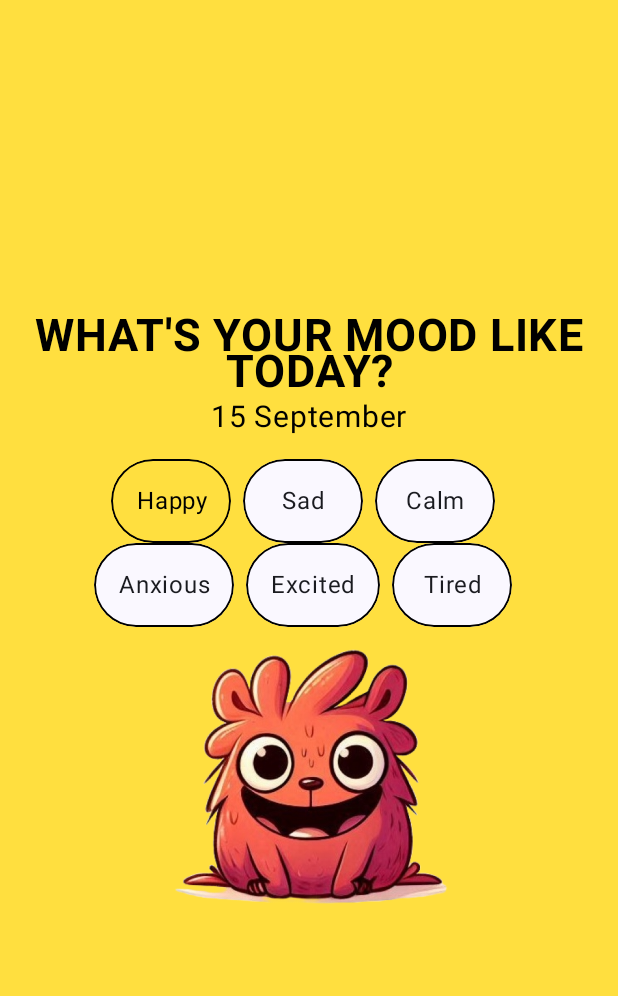
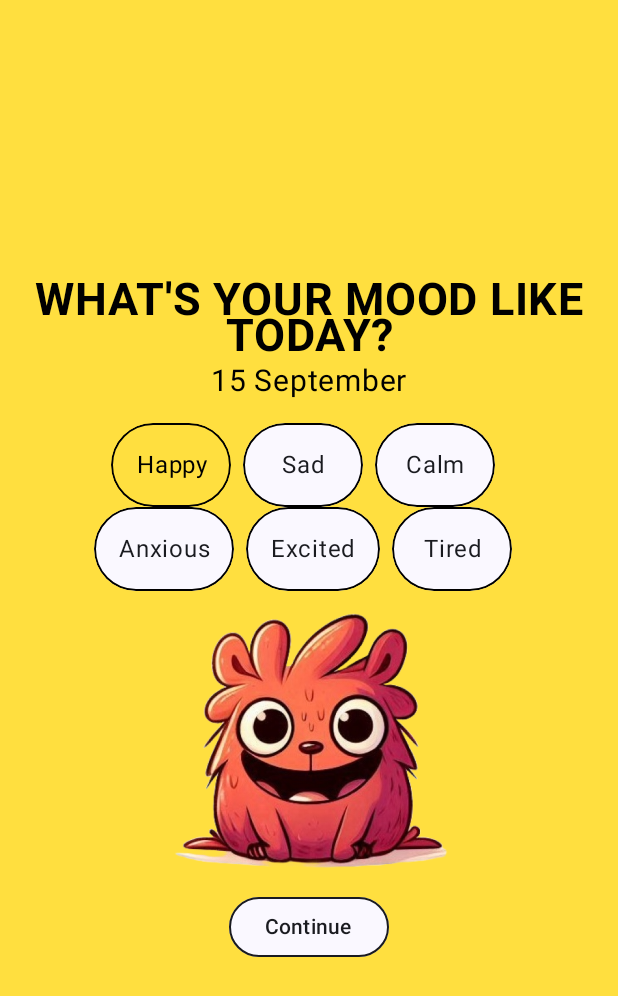
Before and after one commit to pabloboo/MoodRhythm, an Android app built with Jetpack Compose: the screen it shows after launch (MainActivity), on a phone screen of 412 x 824 dp. Shown: the top 996 px of the screen. Run offline under Robolectric (Android 15) with nearby library versions, the phone set to English and light mode, and no system bars.

Commit message:
Mood playlist recommendation screen

```diff
--- a/app/build.gradle.kts
+++ b/app/build.gradle.kts
@@ -59,6 +59,9 @@ dependencies {
     implementation(libs.androidx.ui.graphics)
     implementation(libs.androidx.ui.tooling.preview)
     implementation(libs.androidx.material3)
+    implementation(libs.androidx.appcompat)
+    implementation(libs.material)
+    implementation(libs.androidx.activity)
     testImplementation(libs.junit)
     androidTestImplementation(libs.androidx.junit)
     androidTestImplementation(libs.androidx.espresso.core)
--- a/app/src/main/AndroidManifest.xml
+++ b/app/src/main/AndroidManifest.xml
@@ -13,6 +13,11 @@
         android:theme="@style/Theme.MoodRhythm"
         tools:targetApi="31">
         <activity
+            android:name=".ResultsActivity"
+            android:exported="false"
+            android:label="@string/title_activity_results"
+            android:theme="@style/Theme.MoodRhythm" />
+        <activity
             android:name=".MainActivity"
             android:exported="true"
             android:label="@string/app_name"
--- a/app/src/main/java/com/moodrhythm/Emotion.kt
+++ /dev/null
@@ -1,23 +0,0 @@
-package com.moodrhythm
-
-import androidx.compose.ui.graphics.Color
-import com.moodrhythm.ui.theme.*
-
-data class Emotion(
-    val id: Int,
-    val name: Int,
-    val color: Color,
-    val textColor: Color,
-    val imageId: Int,
-    val whiteImageId: Int
-)
-
-// Predefined list of emotions
-val emotions = listOf(
-    Emotion(0, R.string.happy, HappyColor, Color.Black, R.drawable.happy_icon, R.drawable.happy_icon_white),
-    Emotion(1, R.string.sad, SadColor, Color.White, R.drawable.sad_icon, R.drawable.sad_icon_white),
-    Emotion(2, R.string.calm, CalmColor, Color.Black, R.drawable.calm_icon, R.drawable.calm_icon_white),
-    Emotion(3, R.string.anxious, AnxiousColor, Color.White, R.drawable.anxious_icon, R.drawable.anxious_icon_white),
-    Emotion(4, R.string.excited, ExcitedColor, Color.White, R.drawable.excited_icon, R.drawable.excited_icon_white),
-    Emotion(5, R.string.tired, TiredColor, Color.White, R.drawable.tired_icon, R.drawable.tired_icon_white)
-)
--- a/app/src/main/java/com/moodrhythm/MainActivity.kt
+++ b/app/src/main/java/com/moodrhythm/MainActivity.kt
@@ -1,5 +1,6 @@
 package com.moodrhythm
 
+import android.content.Intent
 import android.os.Build
 import android.os.Bundle
 import androidx.activity.ComponentActivity
@@ -18,6 +19,8 @@ import androidx.compose.foundation.layout.fillMaxSize
 import androidx.compose.foundation.layout.padding
 import androidx.compose.foundation.layout.size
 import androidx.compose.foundation.shape.RoundedCornerShape
+import androidx.compose.material3.Button
+import androidx.compose.material3.ButtonDefaults
 import androidx.compose.material3.MaterialTheme
 import androidx.compose.material3.Scaffold
 import androidx.compose.material3.Surface
@@ -35,7 +38,11 @@ import androidx.compose.ui.text.style.TextAlign
 import androidx.compose.ui.tooling.preview.Preview
 import androidx.compose.ui.unit.dp
 import androidx.compose.ui.unit.sp
+import com.moodrhythm.model.Emotion
+import com.moodrhythm.model.emotions
 import com.moodrhythm.ui.theme.MoodRhythmTheme
+import com.moodrhythm.utils.SharedPrefsConstants
+import com.moodrhythm.utils.setSharedPreferencesValueInt
 import java.time.LocalDate
 import java.time.format.DateTimeFormatter
 
@@ -53,7 +60,7 @@ class MainActivity : ComponentActivity() {
 
 @Composable
 fun MainScreen() {
-    var formattedDate: String
+    val formattedDate: String
     if (Build.VERSION.SDK_INT >= Build.VERSION_CODES.O) {
         val today = LocalDate.now()
         val formatter = DateTimeFormatter.ofPattern("d MMMM")
@@ -62,6 +69,7 @@ fun MainScreen() {
         formattedDate = "Today"
     }
 
+    val context = LocalContext.current
     val selectedEmotion = remember { mutableStateOf(emotions[0]) }
 
     Scaffold(modifier = Modifier.fillMaxSize()) { innerPadding ->
@@ -115,9 +123,24 @@ fun MainScreen() {
 
             Image(
                 painter = painterResource(selectedEmotion.value.imageId),
-                contentDescription = null,
+                contentDescription = "Selected emotion icon",
                 modifier = Modifier.size(200.dp)
             )
+
+            Button(
+                shape = RoundedCornerShape(50),
+                colors = ButtonDefaults.buttonColors(containerColor = MaterialTheme.colorScheme.surface),
+                border = BorderStroke(1.dp, MaterialTheme.colorScheme.onSurface),
+                onClick = {
+                    setSharedPreferencesValueInt(context, SharedPrefsConstants.CURRENT_DAY_EMOTION_ID, selectedEmotion.value.id)
+                    val intent = Intent(context, ResultsActivity::class.java)
+                    context.startActivity(intent)
+                }) {
+                Text(
+                    text = LocalContext.current.getString(R.string.continueStr),
+                    color = MaterialTheme.colorScheme.onBackground
+                )
+            }
         }
     }
 }
--- /dev/null
+++ b/app/src/main/java/com/moodrhythm/model/Emotion.kt
@@ -0,0 +1,29 @@
+package com.moodrhythm.model
+
+import androidx.compose.ui.graphics.Color
+import com.moodrhythm.R
+import com.moodrhythm.ui.theme.*
+
+data class Emotion(
+    val id: Int,
+    val name: Int,
+    val color: Color,
+    val textColor: Color,
+    val imageId: Int,
+    val whiteImageId: Int,
+    val moodPlaylist: String
+)
+
+// Predefined list of emotions
+val emotions = listOf(
+    Emotion(0, R.string.happy, HappyColor, Color.Black, R.drawable.happy_icon, R.drawable.happy_icon_white, "https://open.spotify.com/playlist/37i9dQZF1DXdPec7aLTmlC"),
+    Emotion(1, R.string.sad, SadColor, Color.White, R.drawable.sad_icon, R.drawable.sad_icon_white, "https://open.spotify.com/playlist/37i9dQZF1DX3YSRoSdA634"),
+    Emotion(2, R.string.calm, CalmColor, Color.Black, R.drawable.calm_icon, R.drawable.calm_icon_white, "https://open.spotify.com/playlist/37i9dQZF1DX4sWSpwq3LiO"),
+    Emotion(3, R.string.anxious, AnxiousColor, Color.White, R.drawable.anxious_icon, R.drawable.anxious_icon_white, "https://open.spotify.com/playlist/37i9dQZF1DX7gIoKXt0gmx"),
+    Emotion(4, R.string.excited, ExcitedColor, Color.White, R.drawable.excited_icon, R.drawable.excited_icon_white, "https://open.spotify.com/playlist/37i9dQZF1DWUVpAXiEPK8P"),
+    Emotion(5, R.string.tired, TiredColor, Color.White, R.drawable.tired_icon, R.drawable.tired_icon_white, "https://open.spotify.com/playlist/37i9dQZF1DWZd79rJ6a7lp")
+)
+
+fun findEmotionById(emotionId: Int): Emotion {
+    return emotions.find { it.id == emotionId } ?: emotions[0]
+}
--- a/app/src/main/res/values/strings.xml
+++ b/app/src/main/res/values/strings.xml
@@ -7,4 +7,9 @@
     <string name="excited">Excited</string>
     <string name="tired">Tired</string>
     <string name="whats_your_mood_like_today">What\'s your mood like today?</string>
+    <string name="continueStr">Continue</string>
+    <string name="title_activity_results">ResultsActivity</string>
+    <string name="your_are_feeling">You are feeling</string>
+    <string name="today">Today</string>
+    <string name="check_your_mood_playlist">Listen to your mood playlist</string>
 </resources>
--- a/gradle/libs.versions.toml
+++ b/gradle/libs.versions.toml
@@ -8,6 +8,9 @@ espressoCore = "3.5.1"
 lifecycleRuntimeKtx = "2.6.1"
 activityCompose = "1.8.0"
 composeBom = "2024.04.01"
+appcompat = "1.6.1"
+material = "1.10.0"
+activity = "1.9.2"
 
 [libraries]
 androidx-core-ktx = { group = "androidx.core", name = "core-ktx", version.ref = "coreKtx" }
@@ -24,6 +27,9 @@ androidx-ui-tooling-preview = { group = "androidx.compose.ui", name = "ui-toolin
 androidx-ui-test-manifest = { group = "androidx.compose.ui", name = "ui-test-manifest" }
 androidx-ui-test-junit4 = { group = "androidx.compose.ui", name = "ui-test-junit4" }
 androidx-material3 = { group = "androidx.compose.material3", name = "material3" }
+androidx-appcompat = { group = "androidx.appcompat", name = "appcompat", version.ref = "appcompat" }
+material = { group = "com.google.android.material", name = "material", version.ref = "material" }
+androidx-activity = { group = "androidx.activity", name = "activity", version.ref = "activity" }
 
 [plugins]
 android-application = { id = "com.android.application", version.ref = "agp" }
```
Also changed, not shown: app/src/main/java/com/moodrhythm/ResultsActivity.kt (added, +98 -0 lines), app/src/main/java/com/moodrhythm/utils/SharedPrefsConstants.kt (added, +7 -0 lines), app/src/main/java/com/moodrhythm/utils/SharedPrefsFunctions.kt (added, +15 -0 lines), app/src/main/res/drawable/spotify_logo.png (added).
